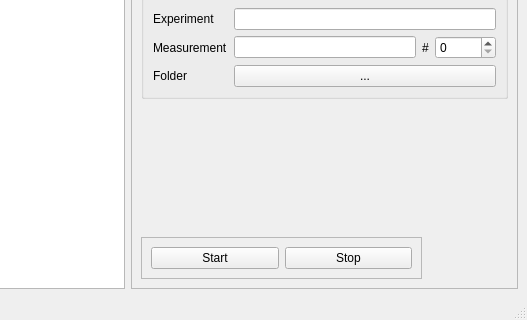
Old version of the form PyFANS/UI_NoiseMeasurement_v3.ui in the repository zigorrom/PyFANS; both pictures show x 513 to 1040 and y 643 to 963 of the 1040 by 963 pixel window.
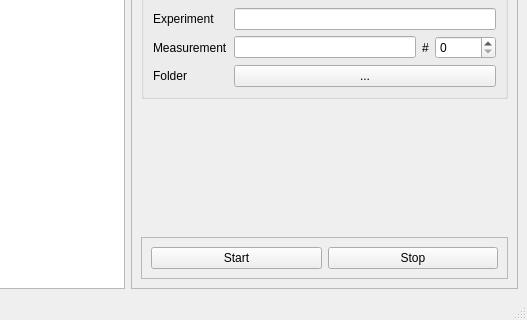
New version of the form. Custom widgets are drawn as their Qt base class.

Patch:
```diff
--- a/PyFANS/UI_NoiseMeasurement_v3.ui
+++ b/PyFANS/UI_NoiseMeasurement_v3.ui
@@ -343,32 +343,6 @@
          </property>
         </widget>
        </item>
-       <item row="26" column="1" colspan="5">
-        <widget class="QFrame" name="frame_2">
-         <property name="frameShape">
-          <enum>QFrame::StyledPanel</enum>
-         </property>
-         <property name="frameShadow">
-          <enum>QFrame::Raised</enum>
-         </property>
-         <layout class="QHBoxLayout" name="horizontalLayout">
-          <item>
-           <widget class="QPushButton" name="ui_startButton">
-            <property name="text">
-             <string>Start</string>
-            </property>
-           </widget>
-          </item>
-          <item>
-           <widget class="QPushButton" name="ui_stopButton">
-            <property name="text">
-             <string>Stop</string>
-            </property>
-           </widget>
-          </item>
-         </layout>
-        </widget>
-       </item>
        <item row="23" column="1" colspan="6">
         <widget class="QGroupBox" name="groupBox">
          <property name="sizePolicy">
@@ -625,6 +599,32 @@
          </property>
         </widget>
        </item>
+       <item row="26" column="1" colspan="6">
+        <widget class="QFrame" name="frame_2">
+         <property name="frameShape">
+          <enum>QFrame::StyledPanel</enum>
+         </property>
+         <property name="frameShadow">
+          <enum>QFrame::Raised</enum>
+         </property>
+         <layout class="QHBoxLayout" name="horizontalLayout">
+          <item>
+           <widget class="QPushButton" name="ui_startButton">
+            <property name="text">
+             <string>Start</string>
+            </property>
+           </widget>
+          </item>
+          <item>
+           <widget class="QPushButton" name="ui_stopButton">
+            <property name="text">
+             <string>Stop</string>
+            </property>
+           </widget>
+          </item>
+         </layout>
+        </widget>
+       </item>
       </layout>
      </widget>
     </item>
```
Left out of the diff: 2 changed lines with no effect on the pictures.
